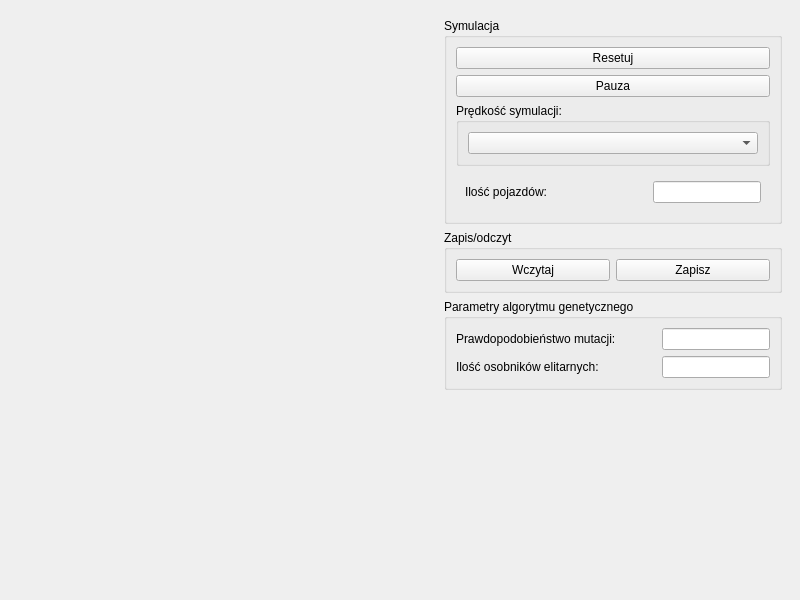
The window that src/MainWindow.ui (gajus123/Genetic-Cars) describes before a commit, drawn with Qt 5.
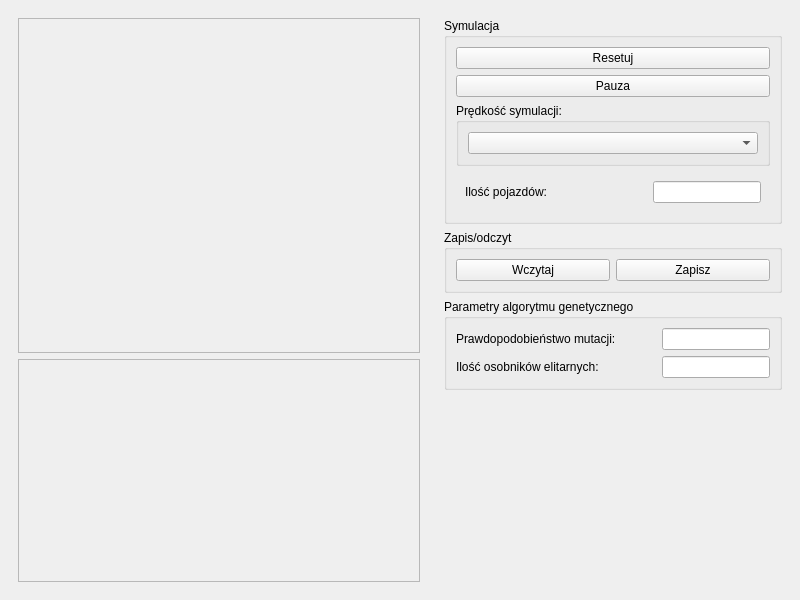
The same window after the commit.

Commit message: Added stretching to UI form

Diff of the .ui file:
```diff
--- a/src/MainWindow.ui
+++ b/src/MainWindow.ui
@@ -199,7 +199,53 @@
     </item>
     <item row="0" column="0">
      <widget class="QFrame" name="verticalFrame">
-      <layout class="QVBoxLayout" name="verticalLayout_3"/>
+      <layout class="QVBoxLayout" name="verticalLayout_3">
+       <item>
+        <widget class="QFrame" name="frame_2">
+         <property name="sizePolicy">
+          <sizepolicy hsizetype="Preferred" vsizetype="Preferred">
+           <horstretch>0</horstretch>
+           <verstretch>3</verstretch>
+          </sizepolicy>
+         </property>
+         <property name="frameShape">
+          <enum>QFrame::StyledPanel</enum>
+         </property>
+         <property name="frameShadow">
+          <enum>QFrame::Raised</enum>
+         </property>
+         <property name="lineWidth">
+          <number>1</number>
+         </property>
+         <layout class="QGridLayout" name="gridLayout_7">
+          <item row="0" column="0">
+           <layout class="QGridLayout" name="gridLayout_5"/>
+          </item>
+         </layout>
+        </widget>
+       </item>
+       <item>
+        <widget class="QFrame" name="frame">
+         <property name="sizePolicy">
+          <sizepolicy hsizetype="Preferred" vsizetype="Preferred">
+           <horstretch>0</horstretch>
+           <verstretch>2</verstretch>
+          </sizepolicy>
+         </property>
+         <property name="frameShape">
+          <enum>QFrame::StyledPanel</enum>
+         </property>
+         <property name="frameShadow">
+          <enum>QFrame::Raised</enum>
+         </property>
+         <layout class="QGridLayout" name="gridLayout_6">
+          <item row="0" column="0">
+           <layout class="QGridLayout" name="gridLayout_8"/>
+          </item>
+         </layout>
+        </widget>
+       </item>
+      </layout>
      </widget>
     </item>
    </layout>
```
The commit also changes 1 other file.
